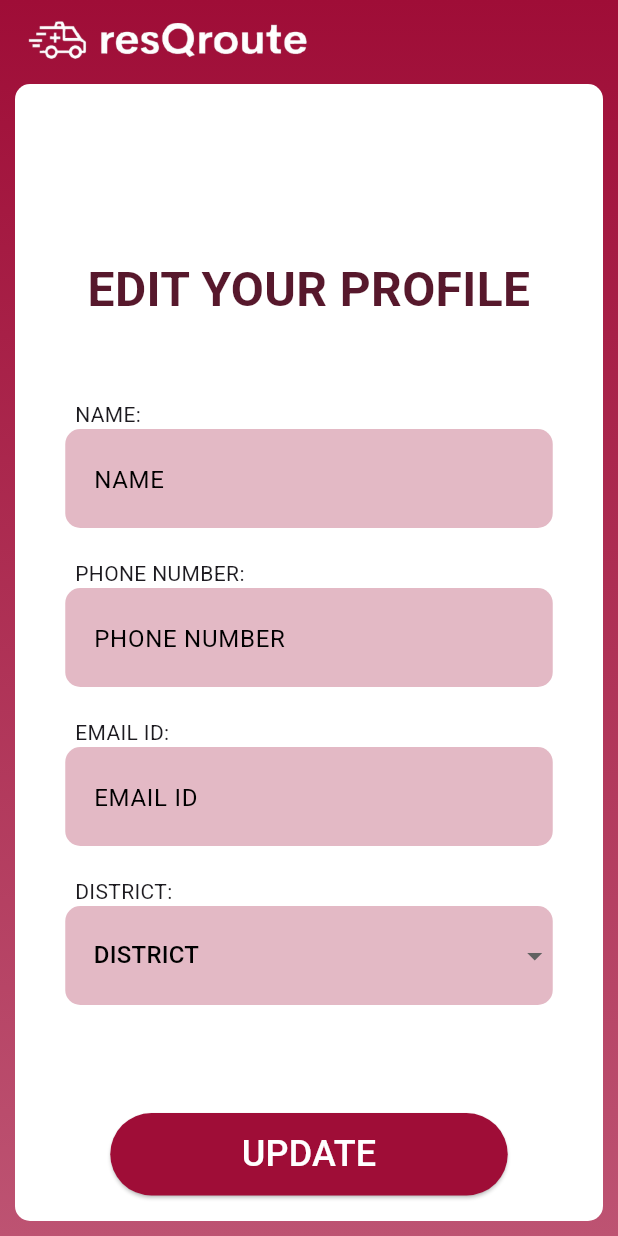
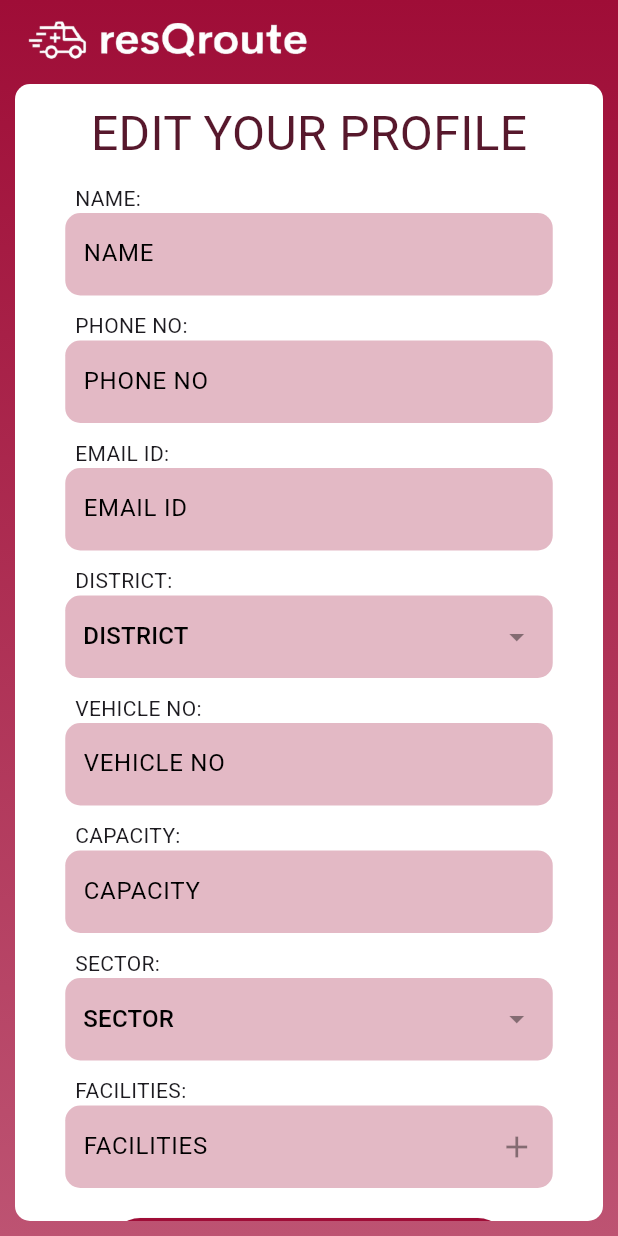
Before and after one commit to richa-johnson/Ambulance-tracker, a Flutter app: the screen it shows after launch, on a phone screen of 412 x 824 dp. Run offline on Flutter 3.47's test engine with Material 3 defaults, Android fonts, the light colour scheme and no system bars; our stand-ins replace flutter_animate.

Commit message:
Edit drive profile UI

```diff
--- /dev/null
+++ b/ambulance_tracker/lib/dashbord/driverEdit.dart
@@ -0,0 +1,367 @@
+
+import 'package:ambulance_tracker/registration/basic.dart';
+import 'package:ambulance_tracker/registration/facilities_screen.dart';
+import 'package:ambulance_tracker/registration/otpverification.dart';
+import 'package:flutter/material.dart';
+
+class driverEdit extends StatefulWidget {
+  const driverEdit({super.key});
+
+  @override
+  State<driverEdit> createState() => driverEditState();
+}
+
+class driverEditState extends State<driverEdit> {
+  String? selectedValue,selectedSector;
+  List<String> districts = [
+    'Thiruvananthapuram',
+    'Kollam',
+    'Pathanamthitta',
+    'Alappuzha',
+    'Kottayam',
+    'Idukki',
+    'Ernakulam',
+    'Thrissur',
+    'Palakkad',
+    'Malappuram',
+    'Kozhikode',
+    'Wayanad',
+    'Kannur',
+    'Kasaragod',
+  ];
+  List<String> sector=[
+     "Emergency Medical Services (EMS)",
+    "Non-Emergency Transport",
+    "Private Ambulance Services",
+    "Military Ambulance Services",
+    "Disaster Response and Relief",
+    "Air Ambulance Services",
+    "Water Ambulance Services",
+    "Fire Department Ambulance",
+    "Hospital-Based Ambulance",
+    "Event Medical Coverage",
+    "Industrial/Occupational Health Ambulance"
+  ];
+  @override
+  Widget build(BuildContext context) {
+    return Scaffold(
+      extendBodyBehindAppBar: true,
+      appBar: AppBar(
+        title: Align(
+          alignment: Alignment.topLeft,
+          child: Image.asset(
+            'assets/title.png',
+            fit: BoxFit.contain,
+            height: 180,
+          ),
+        ),
+        backgroundColor: Colors.transparent,
+        elevation: 0,
+      ),
+
+      body: Container(
+        decoration: BoxDecoration(
+          gradient: LinearGradient(
+            begin: Alignment.topCenter,
+            end: Alignment.bottomCenter,
+            colors: [
+              Color.fromRGBO(159, 13, 55, 1.0),
+              Color.fromRGBO(189, 83, 114, 1.0),
+            ],
+          ),
+        ),
+        padding: EdgeInsets.only(
+          top: MediaQuery.of(context).padding.top + kToolbarHeight,
+          left: 10.0,
+          right: 10.0,
+          bottom: 10.0,
+        ),
+        child: Container(
+          width: double.infinity,
+          height: double.infinity,
+          decoration: BoxDecoration(
+            borderRadius: BorderRadius.circular(10),
+            color: Colors.white,
+          ),
+          padding: EdgeInsets.only(top: 10.0),
+          child: SingleChildScrollView(
+            padding: EdgeInsets.only(
+              bottom: MediaQuery.of(context).viewInsets.bottom,
+            ),
+            child: Column(
+              crossAxisAlignment: CrossAxisAlignment.center,
+              children: [
+                SelectionContainer.disabled(
+                  child: Text(
+                    "EDIT YOUR PROFILE",
+                    style: TextStyle(
+                      fontSize: 32,
+                      fontFamily: 'Roboto',
+                      color: Color.fromRGBO(87, 24, 44, 1.0),
+                    ),
+                  ),
+                ),
+                SizedBox(height: 10),
+                Align(
+                  alignment: Alignment.centerLeft,
+                  child: Padding(padding: EdgeInsets.only(left: 40),
+                    child: Text(
+                      "NAME: ",
+                    ),
+                  ),
+                ),
+                CustomTextField(hint: 'NAME'),
+                SizedBox(height: 10),
+                Align(
+                  alignment: Alignment.centerLeft,
+                  child: Padding(padding: EdgeInsets.only(left: 40),
+                    child: Text(
+                      "PHONE NO: ",
+                    ),
+                  ),
+                ),
+                CustomTextField(hint: 'PHONE NO'),
+                SizedBox(height: 10),
+                Align(
+                  alignment: Alignment.centerLeft,
+                  child: Padding(padding: EdgeInsets.only(left: 40),
+                    child: Text(
+                      "EMAIL ID: ",
+                    ),
+                  ),
+                ),
+                CustomTextField(hint: 'EMAIL ID'),
+                SizedBox(height: 10),
+                Align(
+                  alignment: Alignment.centerLeft,
+                  child: Padding(padding: EdgeInsets.only(left: 40),
+                    child: Text(
+                      "DISTRICT: ",
+                    ),
+                  ),
+                ),
+                SizedBox(
+                  width: 325,
+                  height: 55,
+                  child: Container(
+                    decoration: BoxDecoration(
+                      color: Color.fromRGBO(227, 185, 197, 1.0),
+                      borderRadius: BorderRadius.circular(10.0),
+                    ),
+                    padding: EdgeInsets.symmetric(horizontal: 12),
+                    child: DropdownButtonHideUnderline(
+                      child: DropdownButton<String>(
+                        value: selectedValue,
+                        hint: Text(
+                          'DISTRICT',
+                          style: TextStyle(
+                            color: Color.fromRGBO(0, 0, 0, 42),
+                            fontSize: 16,
+                          ),
+                        ),
+                        isExpanded: true,
+                        dropdownColor: Color.fromRGBO(227, 185, 197, 1.0),
+                        borderRadius: BorderRadius.circular(10),
+                        items:
+                            districts.map((String value) {
+                              return DropdownMenuItem<String>(
+                                value: value,
+                                child: Text(
+                                  value,
+                                  style: TextStyle(color: Colors.black),
+                                ),
+                              );
+                            }).toList(),
+                        onChanged: (String? newValue) {
+                          setState(() {
+                            selectedValue = newValue!;
+                          });
+                        },
+                        icon: Icon(
+                          Icons.arrow_drop_down,
+                          color: Colors.black.withAlpha(107),
+                        ),
+                      ),
+                    ),
+                  ),
+                ),
+                SizedBox(height: 10),
+                Align(
+                  alignment: Alignment.centerLeft,
+                  child: Padding(padding: EdgeInsets.only(left: 40),
+                    child: Text(
+                      "VEHICLE NO: ",
+                    ),
+                  ),
+                ),
+                CustomTextField(hint: 'VEHICLE NO'),
+                SizedBox(height: 10),
+                Align(
+                  alignment: Alignment.centerLeft,
+                  child: Padding(padding: EdgeInsets.only(left: 40),
+                    child: Text(
+                      "CAPACITY: ",
+                    ),
+                  ),
+                ),
+                CustomTextField(hint: 'CAPACITY'),
+                SizedBox(height: 10),
+                Align(
+                  alignment: Alignment.centerLeft,
+                  child: Padding(padding: EdgeInsets.only(left: 40),
+                    child: Text(
+                      "SECTOR: ",
+                    ),
+                  ),
+                ),
+                SizedBox(
+                  width: 325,
+                  height: 55,
+                  child: Container(
+                    decoration: BoxDecoration(
+                      color: Color.fromRGBO(227, 185, 197, 1.0),
+                      borderRadius: BorderRadius.circular(10.0),
+                    ),
+                    padding: EdgeInsets.symmetric(horizontal: 12),
+                    child: DropdownButtonHideUnderline(
+                      child: DropdownButton<String>(
+                        value: selectedSector,
+                        hint: Text(
+                          'SECTOR',
+                          style: TextStyle(
+                            color: Color.fromRGBO(0, 0, 0, 42),
+                            fontSize: 16,
+                          ),
+                        ),
+                        isExpanded: true,
+                        dropdownColor: Color.fromRGBO(227, 185, 197, 1.0),
+                        borderRadius: BorderRadius.circular(10),
+                        items:
+                            sector.map((String value) {
+                              return DropdownMenuItem<String>(
+                                value: value,
+                                child: Text(
+                                  value,
+                                  style: TextStyle(color: Colors.black),
+                                ),
+                              );
+                            }).toList(),
+                        onChanged: (String? newValue) {
+                          setState(() {
+                            selectedValue = newValue!;
+                          });
+                        },
+                        icon: Icon(
+                          Icons.arrow_drop_down,
+                          color: Colors.black.withAlpha(107),
+                        ),
+                      ),
+                    ),
+                  ),
+                ),
+                SizedBox(height: 10),
+                Align(
+                  alignment: Alignment.centerLeft,
+                  child: Padding(padding: EdgeInsets.only(left: 40),
+                    child: Text(
+                      "FACILITIES: ",
+                    ),
+                  ),
+                ),
+                SizedBox(
+                  width: 325,
+                  height: 55,
+                  child: Container(
+                    decoration: BoxDecoration(
+                      color: Color.fromRGBO(227, 185, 197, 1.0),
+                      borderRadius: BorderRadius.circular(10.0),
+                    ),
+                    child: TextField(
+                      decoration: InputDecoration(
+                        border: InputBorder.none,
+                        hintText: 'FACILITIES',
+                        hintStyle: TextStyle(
+                          color: Color.fromRGBO(0, 0, 0, 42), // opacity ~ 42%
+                          fontSize: 16,
+                        ),
+                        contentPadding: EdgeInsets.symmetric(
+                          horizontal: 12,
+                          vertical: 16,
+                        ),
+                        suffixIcon: IconButton(
+                          icon: Icon(Icons.add),
+                          color: Colors.black.withAlpha(107),
+                          onPressed: () {
+                            Navigator.push(context, MaterialPageRoute(builder: (context)=> FacilitiesScreen()));
+                          },
+                        )
+                      ),
+                    ),
+                  ),
+                ),
+                SizedBox(height: 20),
+                SizedBox(
+                  width: 265,
+                  height: 55,
+                  child: ElevatedButton(
+                    style: ElevatedButton.styleFrom(
+                      backgroundColor: Color.fromRGBO(159, 13, 55, 1.0),
+                      shape: RoundedRectangleBorder(
+                        borderRadius: BorderRadius.circular(20),
+                      ),
+                    ),
+                    onPressed: () {
+                      Navigator.push(
+                        context,
+                        MaterialPageRoute(builder: (context) => OtpVerification()),
+                      );
+                    },
+                    child: Text(
+                      'UPDATE',
+                      style: TextStyle(
+                        fontSize: 24,
+                        fontFamily: 'Roboto',
+                        color: Colors.white,
+                      ),
+                    ),
+                  ),
+                ),
+              ],
+            ),
+          ),
+        ),
+      ),
+    );
+  }
+}
+
+class CustomTextField extends StatelessWidget {
+  final String hint;
+
+  const CustomTextField({required this.hint, Key? key}) : super(key: key);
+
+  @override
+  Widget build(BuildContext context) {
+    return SizedBox(
+      width: 325,
+      height: 55,
+      child: Container(
+        decoration: BoxDecoration(
+          color: Color.fromRGBO(227, 185, 197, 1.0),
+          borderRadius: BorderRadius.circular(10.0),
+        ),
+        child: TextField(
+          decoration: InputDecoration(
+            border: InputBorder.none,
+            hintText: hint,
+            hintStyle: TextStyle(
+              color: Color.fromRGBO(0, 0, 0, 42),
+              fontSize: 16,
+            ),
+            contentPadding: EdgeInsets.symmetric(horizontal: 12, vertical: 16),
+          ),
+        ),
+      ),
+    );
+  }
+}
--- a/ambulance_tracker/lib/main.dart
+++ b/ambulance_tracker/lib/main.dart
@@ -1,3 +1,4 @@
+import 'package:ambulance_tracker/dashbord/driverEdit.dart';
 import 'package:ambulance_tracker/dashbord/patientDetailsForm.dart';
 import 'package:ambulance_tracker/dashbord/userEdit.dart';
 import 'package:ambulance_tracker/registration/driver.dart';
@@ -23,7 +24,7 @@ class MyApp extends StatelessWidget {
        primarySwatch:Colors.blue
       ),
       debugShowCheckedModeBanner: false,
-      home: userEdit(),
+      home: driverEdit(),
     );
   }
 }
--- a/ambulance_tracker/lib/registration/driver.dart
+++ b/ambulance_tracker/lib/registration/driver.dart
@@ -14,7 +14,7 @@ class DriverRegistration extends StatefulWidget {
 }
 
 class DriverRegistrationState extends State<DriverRegistration> {
-  String? selectedValue;
+  String? selectedValue,selectedSector;
   List<String> districts = [
     'Thiruvananthapuram',
     'Kollam',
@@ -30,6 +30,19 @@ class DriverRegistrationState extends State<DriverRegistration> {
     'Wayanad',
     'Kannur',
     'Kasaragod',
+  ];
+  List<String> sector=[
+     "Emergency Medical Services (EMS)",
+    "Non-Emergency Transport",
+    "Private Ambulance Services",
+    "Military Ambulance Services",
+    "Disaster Response and Relief",
+    "Air Ambulance Services",
+    "Water Ambulance Services",
+    "Fire Department Ambulance",
+    "Hospital-Based Ambulance",
+    "Event Medical Coverage",
+    "Industrial/Occupational Health Ambulance"
   ];
   @override
   Widget build(BuildContext context) {
@@ -147,7 +160,51 @@ class DriverRegistrationState extends State<DriverRegistration> {
                 SizedBox(height: 10),
                 CustomTextField(hint: 'CAPACITY'),
                 SizedBox(height: 10),
-                CustomTextField(hint: 'SECTOR'),
+                SizedBox(
+                  width: 325,
+                  height: 55,
+                  child: Container(
+                    decoration: BoxDecoration(
+                      color: Color.fromRGBO(227, 185, 197, 1.0),
+                      borderRadius: BorderRadius.circular(10.0),
+                    ),
+                    padding: EdgeInsets.symmetric(horizontal: 12),
+                    child: DropdownButtonHideUnderline(
+                      child: DropdownButton<String>(
+                        value: selectedSector,
+                        hint: Text(
+                          'SECTOR',
+                          style: TextStyle(
+                            color: Color.fromRGBO(0, 0, 0, 42),
+                            fontSize: 16,
+                          ),
+                        ),
+                        isExpanded: true,
+                        dropdownColor: Color.fromRGBO(227, 185, 197, 1.0),
+                        borderRadius: BorderRadius.circular(10),
+                        items:
+                            sector.map((String value) {
+                              return DropdownMenuItem<String>(
+                                value: value,
+                                child: Text(
+                                  value,
+                                  style: TextStyle(color: Colors.black),
+                                ),
+                              );
+                            }).toList(),
+                        onChanged: (String? newValue) {
+                          setState(() {
+                            selectedValue = newValue!;
+                          });
+                        },
+                        icon: Icon(
+                          Icons.arrow_drop_down,
+                          color: Colors.black.withAlpha(107),
+                        ),
+                      ),
+                    ),
+                  ),
+                ),
                 SizedBox(height: 10),
                 SizedBox(
                   width: 325,
```
